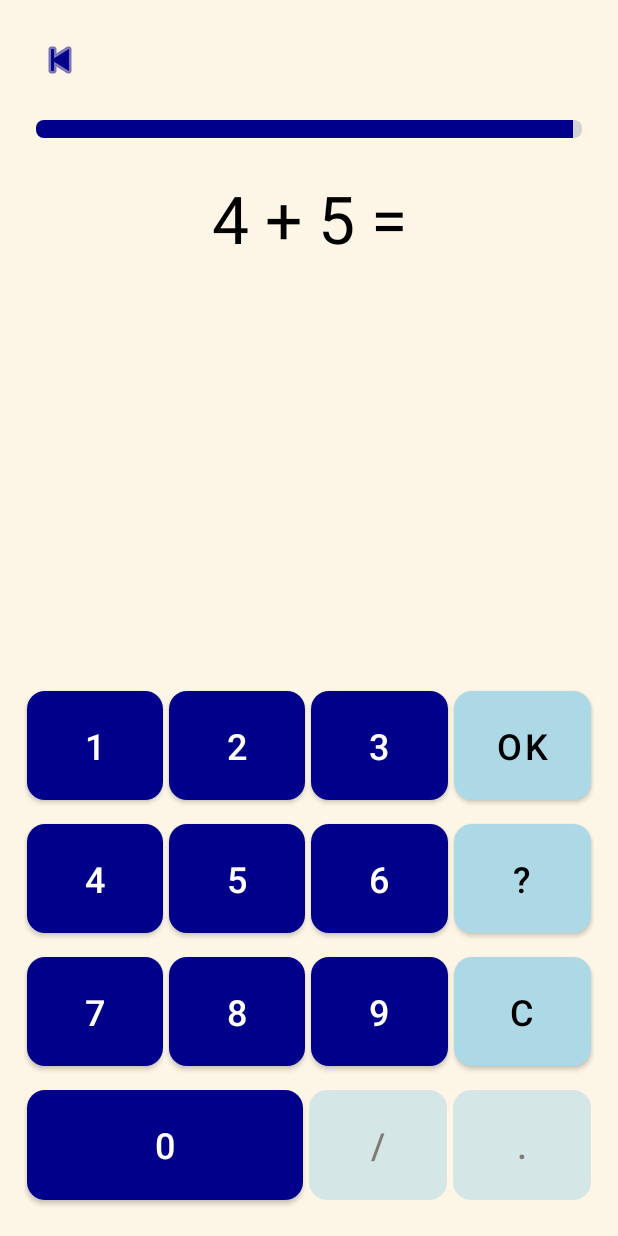
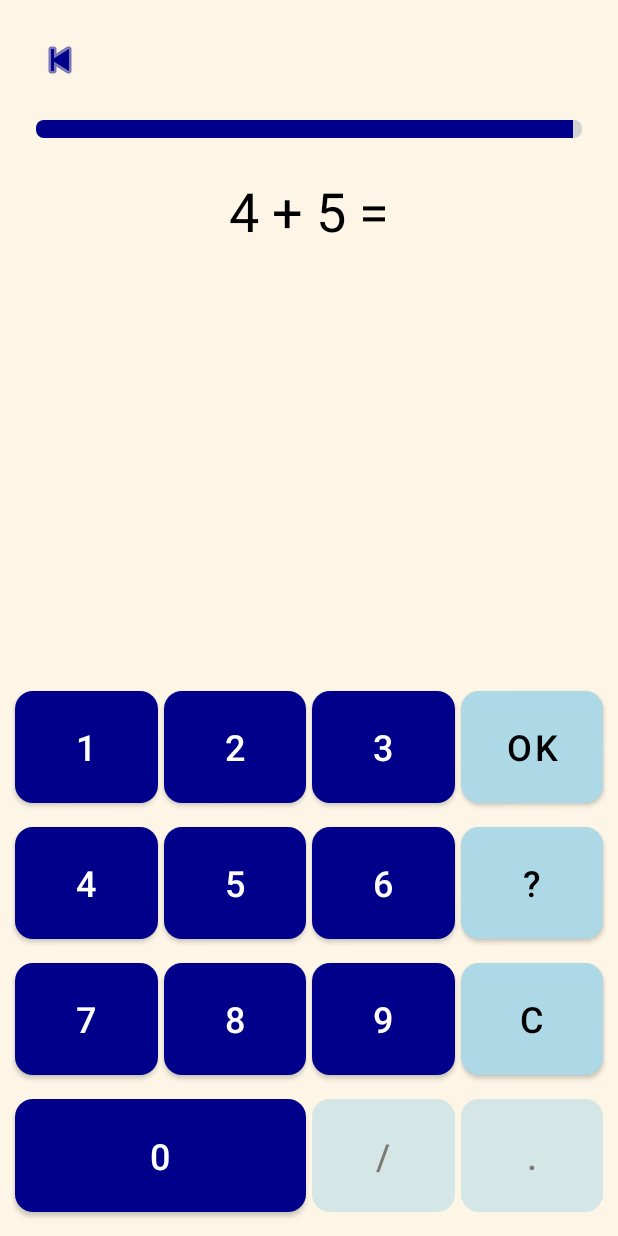
Before and after one commit to Ambrazevich/Think, an Android app: the GameActivity screen opened directly, with no data from a screen before it, on a phone screen of 412 x 824 dp. Run offline under Robolectric (Android 15) with nearby library versions, the phone set to English and light mode, and no system bars.

```diff
--- a/app/src/main/res/layout/activity_game.xml
+++ b/app/src/main/res/layout/activity_game.xml
@@ -6,9 +6,9 @@
     android:layout_height="match_parent"
     android:background="@color/milk_white"
     android:padding="8dp"
-    tools:context="com.devops.numix.GameActivity">
+    tools:context=".GameActivity">
 
-    <!-- Back Button -->
+    <!-- All top elements remain the same -->
     <ImageButton
         android:id="@+id/buttonBackToMenu"
         android:layout_width="48dp"
@@ -20,9 +20,7 @@
         app:layout_constraintStart_toStartOf="parent"
         app:layout_constraintTop_toTopOf="parent"
         android:layout_marginStart="8dp"
-        android:layout_marginTop="8dp" />
-
-    <!-- Time Indicator -->
+        android:layout_marginTop="8dp"/>
     <ProgressBar
         android:id="@+id/progressBarTime"
         style="?android:attr/progressBarStyleHorizontal"
@@ -37,14 +35,12 @@
         android:layout_marginTop="16dp"
         android:layout_marginStart="16dp"
         android:layout_marginEnd="16dp"
-        android:contentDescription="@string/content_desc_time_indicator" />
-
-    <!-- Problem Display Area -->
+        android:contentDescription="@string/content_desc_time_indicator"/>
     <TextView
         android:id="@+id/textViewProblem"
         android:layout_width="wrap_content"
         android:layout_height="wrap_content"
-        android:textSize="44sp"
+        android:textSize="36sp"
         android:textColor="@color/problem_text_color"
         android:gravity="center"
         app:layout_constraintTop_toBottomOf="@id/progressBarTime"
@@ -52,14 +48,12 @@
         app:layout_constraintEnd_toEndOf="parent"
         android:layout_marginTop="24dp"
         tools:text="123 + 456 ="
-        android:contentDescription="@string/content_desc_problem_area" />
-
-    <!-- Hint Display Area -->
+        android:contentDescription="@string/content_desc_problem_area"/>
     <TextView
         android:id="@+id/textViewHint"
         android:layout_width="wrap_content"
         android:layout_height="wrap_content"
-        android:textSize="44sp"
+        android:textSize="36sp"
         android:textColor="@color/hint_text_color"
         android:gravity="center"
         android:visibility="gone"
@@ -68,9 +62,7 @@
         app:layout_constraintEnd_toEndOf="parent"
         android:layout_marginTop="8dp"
         tools:text="579"
-        tools:visibility="visible" />
-
-    <!-- Answer Input Area -->
+        tools:visibility="visible"/>
     <TextView
         android:id="@+id/textViewInput"
         android:layout_width="0dp"
@@ -90,220 +82,196 @@
         android:layout_marginEnd="16dp"
         android:layout_marginBottom="16dp"
         tools:text="123"
-        android:contentDescription="@string/content_desc_input_area" />
+        android:contentDescription="@string/content_desc_input_area"/>
 
-    <!-- Keypad -->
-    <LinearLayout
+
+    <!-- Keypad using GridLayout -->
+    <androidx.gridlayout.widget.GridLayout
         android:id="@+id/keypadGrid"
         android:layout_width="0dp"
         android:layout_height="0dp"
-        android:orientation="vertical"
         app:layout_constraintBottom_toBottomOf="parent"
         app:layout_constraintStart_toStartOf="parent"
         app:layout_constraintEnd_toEndOf="parent"
         app:layout_constraintHeight_percent="0.45"
-        android:paddingStart="8dp"
-        android:paddingEnd="8dp"
-        android:paddingBottom="8dp">
+        app:columnCount="4"
+        app:rowCount="4">
+
+        <!-- BUG FIX: All buttons have style removed, and layout_width/height added -->
+
+        <!-- Row 0 -->
+        <com.google.android.material.button.MaterialButton
+            android:id="@+id/button1"
+            android:text="@string/btn_1"
+            app:cornerRadius="12dp"
+            android:layout_margin="2dp"
+            app:backgroundTint="@color/dark_blue"
+            android:textColor="@color/button_text_color"
+            android:textSize="24sp"
+            android:layout_width="0dp" android:layout_height="0dp"
+            app:layout_columnWeight="1" app:layout_rowWeight="1" app:layout_gravity="fill"
+            app:layout_row="0" app:layout_column="0" />
+        <com.google.android.material.button.MaterialButton
+            android:id="@+id/button2"
+            android:text="@string/btn_2"
+            app:cornerRadius="12dp"
+            android:layout_margin="2dp"
+            app:backgroundTint="@color/dark_blue"
+            android:textColor="@color/button_text_color"
+            android:textSize="24sp"
+            android:layout_width="0dp" android:layout_height="0dp"
+            app:layout_columnWeight="1" app:layout_rowWeight="1" app:layout_gravity="fill"
+            app:layout_row="0" app:layout_column="1" />
+        <com.google.android.material.button.MaterialButton
+            android:id="@+id/button3"
+            android:text="@string/btn_3"
+            app:cornerRadius="12dp"
+            android:layout_margin="2dp"
+            app:backgroundTint="@color/dark_blue"
+            android:textColor="@color/button_text_color"
+            android:textSize="24sp"
+            android:layout_width="0dp" android:layout_height="0dp"
+            app:layout_columnWeight="1" app:layout_rowWeight="1" app:layout_gravity="fill"
+            app:layout_row="0" app:layout_column="2" />
+        <com.google.android.material.button.MaterialButton
+            android:id="@+id/buttonOK"
+            android:text="@string/btn_ok"
+            app:cornerRadius="12dp"
+            android:layout_margin="2dp"
+            app:backgroundTint="@color/light_blue"
+            android:textColor="@color/black"
+            android:textSize="24sp"
+            android:layout_width="0dp" android:layout_height="0dp"
+            app:layout_columnWeight="1" app:layout_rowWeight="1" app:layout_gravity="fill"
+            app:layout_row="0" app:layout_column="3" />
 
         <!-- Row 1 -->
-        <LinearLayout
-            android:layout_width="match_parent"
-            android:layout_height="0dp"
-            android:layout_weight="1"
-            android:orientation="horizontal">
         <com.google.android.material.button.MaterialButton
-                android:id="@+id/button1"
-                android:layout_width="0dp"
-                android:layout_height="match_parent"
-                android:layout_weight="1"
+            android:id="@+id/button4"
+            android:text="@string/btn_4"
+            app:cornerRadius="12dp"
             android:layout_margin="2dp"
-                android:text="@string/btn_1"
+            app:backgroundTint="@color/dark_blue"
+            android:textColor="@color/button_text_color"
             android:textSize="24sp"
+            android:layout_width="0dp" android:layout_height="0dp"
+            app:layout_columnWeight="1" app:layout_rowWeight="1" app:layout_gravity="fill"
+            app:layout_row="1" app:layout_column="0" />
+        <com.google.android.material.button.MaterialButton
+            android:id="@+id/button5"
+            android:text="@string/btn_5"
+            app:cornerRadius="12dp"
+            android:layout_margin="2dp"
+            app:backgroundTint="@color/dark_blue"
             android:textColor="@color/button_text_color"
+            android:textSize="24sp"
+            android:layout_width="0dp" android:layout_height="0dp"
+            app:layout_columnWeight="1" app:layout_rowWeight="1" app:layout_gravity="fill"
+            app:layout_row="1" app:layout_column="1" />
+        <com.google.android.material.button.MaterialButton
+            android:id="@+id/button6"
+            android:text="@string/btn_6"
+            app:cornerRadius="12dp"
+            android:layout_margin="2dp"
             app:backgroundTint="@color/dark_blue"
-                app:cornerRadius="12dp" />
+            android:textColor="@color/button_text_color"
+            android:textSize="24sp"
+            android:layout_width="0dp" android:layout_height="0dp"
+            app:layout_columnWeight="1" app:layout_rowWeight="1" app:layout_gravity="fill"
+            app:layout_row="1" app:layout_column="2" />
         <com.google.android.material.button.MaterialButton
-                android:id="@+id/button2"
-                android:layout_width="0dp"
-                android:layout_height="match_parent"
-                android:layout_weight="1"
+            android:id="@+id/buttonHint"
+            android:text="@string/btn_hint"
+            app:cornerRadius="12dp"
             android:layout_margin="2dp"
-                android:text="@string/btn_2"
+            app:backgroundTint="@color/light_blue"
+            android:textColor="@color/black"
             android:textSize="24sp"
-                android:textColor="@color/button_text_color"
-                app:backgroundTint="@color/dark_blue"
-                app:cornerRadius="12dp" />
-            <com.google.android.material.button.MaterialButton
-                android:id="@+id/button3"
-                android:layout_width="0dp"
-                android:layout_height="match_parent"
-                android:layout_weight="1"
-                android:layout_margin="2dp"
-                android:text="@string/btn_3"
-                android:textSize="24sp"
-                android:textColor="@color/button_text_color"
-                app:backgroundTint="@color/dark_blue"
-                app:cornerRadius="12dp" />
-            <com.google.android.material.button.MaterialButton
-                android:id="@+id/buttonOK"
-                android:layout_width="0dp"
-                android:layout_height="match_parent"
-                android:layout_weight="1"
-                android:layout_margin="2dp"
-                android:text="@string/btn_ok"
-                android:textSize="24sp"
-                android:textColor="@color/black"
-                app:backgroundTint="@color/light_blue"
-                app:cornerRadius="12dp" />
-        </LinearLayout>
+            android:layout_width="0dp" android:layout_height="0dp"
+            app:layout_columnWeight="1" app:layout_rowWeight="1" app:layout_gravity="fill"
+            app:layout_row="1" app:layout_column="3" />
 
         <!-- Row 2 -->
-        <LinearLayout
-            android:layout_width="match_parent"
-            android:layout_height="0dp"
-            android:layout_weight="1"
-            android:orientation="horizontal">
         <com.google.android.material.button.MaterialButton
-                android:id="@+id/button4"
-                android:layout_width="0dp"
-                android:layout_height="match_parent"
-                android:layout_weight="1"
+            android:id="@+id/button7"
+            android:text="@string/btn_7"
+            app:cornerRadius="12dp"
             android:layout_margin="2dp"
-                android:text="@string/btn_4"
+            app:backgroundTint="@color/dark_blue"
+            android:textColor="@color/button_text_color"
             android:textSize="24sp"
+            android:layout_width="0dp" android:layout_height="0dp"
+            app:layout_columnWeight="1" app:layout_rowWeight="1" app:layout_gravity="fill"
+            app:layout_row="2" app:layout_column="0" />
+        <com.google.android.material.button.MaterialButton
+            android:id="@+id/button8"
+            android:text="@string/btn_8"
+            app:cornerRadius="12dp"
+            android:layout_margin="2dp"
+            app:backgroundTint="@color/dark_blue"
             android:textColor="@color/button_text_color"
+            android:textSize="24sp"
+            android:layout_width="0dp" android:layout_height="0dp"
+            app:layout_columnWeight="1" app:layout_rowWeight="1" app:layout_gravity="fill"
+            app:layout_row="2" app:layout_column="1" />
+        <com.google.android.material.button.MaterialButton
+            android:id="@+id/button9"
+            android:text="@string/btn_9"
+            app:cornerRadius="12dp"
+            android:layout_margin="2dp"
             app:backgroundTint="@color/dark_blue"
-                app:cornerRadius="12dp" />
+            android:textColor="@color/button_text_color"
+            android:textSize="24sp"
+            android:layout_width="0dp" android:layout_height="0dp"
+            app:layout_columnWeight="1" app:layout_rowWeight="1" app:layout_gravity="fill"
+            app:layout_row="2" app:layout_column="2" />
         <com.google.android.material.button.MaterialButton
-                android:id="@+id/button5"
-                android:layout_width="0dp"
-                android:layout_height="match_parent"
-                android:layout_weight="1"
+            android:id="@+id/buttonClear"
+            android:text="@string/btn_clear"
+            app:cornerRadius="12dp"
             android:layout_margin="2dp"
-                android:text="@string/btn_5"
+            app:backgroundTint="@color/light_blue"
+            android:textColor="@color/black"
             android:textSize="24sp"
-                android:textColor="@color/button_text_color"
-                app:backgroundTint="@color/dark_blue"
-                app:cornerRadius="12dp" />
-            <com.google.android.material.button.MaterialButton
-                android:id="@+id/button6"
-                android:layout_width="0dp"
-                android:layout_height="match_parent"
-                android:layout_weight="1"
-                android:layout_margin="2dp"
-                android:text="@string/btn_6"
-                android:textSize="24sp"
-                android:textColor="@color/button_text_color"
-                app:backgroundTint="@color/dark_blue"
-                app:cornerRadius="12dp" />
-            <com.google.android.material.button.MaterialButton
-                android:id="@+id/buttonHint"
-                android:layout_width="0dp"
-                android:layout_height="match_parent"
-                android:layout_weight="1"
-                android:layout_margin="2dp"
-                android:text="@string/btn_hint"
-                android:textSize="24sp"
-                android:textColor="@color/black"
-                app:backgroundTint="@color/light_blue"
-                app:cornerRadius="12dp" />
-        </LinearLayout>
+            android:layout_width="0dp" android:layout_height="0dp"
+            app:layout_columnWeight="1" app:layout_rowWeight="1" app:layout_gravity="fill"
+            app:layout_row="2" app:layout_column="3" />
 
         <!-- Row 3 -->
-        <LinearLayout
-            android:layout_width="match_parent"
-            android:layout_height="0dp"
-            android:layout_weight="1"
-            android:orientation="horizontal">
-            <com.google.android.material.button.MaterialButton
-                android:id="@+id/button7"
-                android:layout_width="0dp"
-                android:layout_height="match_parent"
-                android:layout_weight="1"
-                android:layout_margin="2dp"
-                android:text="@string/btn_7"
-                android:textSize="24sp"
-                android:textColor="@color/button_text_color"
-                app:backgroundTint="@color/dark_blue"
-                app:cornerRadius="12dp" />
-            <com.google.android.material.button.MaterialButton
-                android:id="@+id/button8"
-                android:layout_width="0dp"
-                android:layout_height="match_parent"
-                android:layout_weight="1"
-                android:layout_margin="2dp"
-                android:text="@string/btn_8"
-                android:textSize="24sp"
-                android:textColor="@color/button_text_color"
-                app:backgroundTint="@color/dark_blue"
-                app:cornerRadius="12dp" />
-            <com.google.android.material.button.MaterialButton
-                android:id="@+id/button9"
-                android:layout_width="0dp"
-                android:layout_height="match_parent"
-                android:layout_weight="1"
-                android:layout_margin="2dp"
-                android:text="@string/btn_9"
-                android:textSize="24sp"
-                android:textColor="@color/button_text_color"
-                app:backgroundTint="@color/dark_blue"
-                app:cornerRadius="12dp" />
-            <com.google.android.material.button.MaterialButton
-                android:id="@+id/buttonClear"
-                android:layout_width="0dp"
-                android:layout_height="match_parent"
-                android:layout_weight="1"
-                android:layout_margin="2dp"
-                android:text="@string/btn_clear"
-                android:textSize="24sp"
-                android:textColor="@color/black"
-                app:backgroundTint="@color/light_blue"
-                app:cornerRadius="12dp" />
-        </LinearLayout>
-
-        <!-- Row 4 -->
-        <LinearLayout
-            android:layout_width="match_parent"
-            android:layout_height="0dp"
-            android:layout_weight="1"
-            android:orientation="horizontal">
-            <!-- Double width -->
         <com.google.android.material.button.MaterialButton
             android:id="@+id/button0"
-                android:layout_width="0dp"
-                android:layout_height="match_parent"
-                android:layout_weight="2"
+            android:text="@string/btn_0"
+            app:cornerRadius="12dp"
             android:layout_margin="2dp"
-                android:text="@string/btn_0"
+            app:backgroundTint="@color/dark_blue"
+            android:textColor="@color/button_text_color"
             android:textSize="24sp"
-                android:textColor="@color/button_text_color"
-                app:backgroundTint="@color/dark_blue"
-                app:cornerRadius="12dp" />
+            android:layout_width="0dp" android:layout_height="0dp"
+            app:layout_columnSpan="2" app:layout_columnWeight="2" app:layout_rowWeight="1"
+            app:layout_gravity="fill" app:layout_row="3" app:layout_column="0" />
         <com.google.android.material.button.MaterialButton
             android:id="@+id/buttonSlash"
-                android:layout_width="0dp"
-                android:layout_height="match_parent"
-                android:layout_weight="1"
+            android:text="@string/btn_fraction_slash"
+            app:cornerRadius="12dp"
             android:layout_margin="2dp"
-                android:text="@string/btn_fraction_slash"
+            app:backgroundTint="@color/light_blue"
+            android:textColor="@color/black"
             android:textSize="24sp"
-                android:textColor="@color/black"
-                app:backgroundTint="@color/light_blue"
-                app:cornerRadius="12dp" />
+            android:layout_width="0dp" android:layout_height="0dp"
+            app:layout_columnWeight="1" app:layout_rowWeight="1" app:layout_gravity="fill"
+            app:layout_row="3" app:layout_column="2" />
         <com.google.android.material.button.MaterialButton
             android:id="@+id/buttonDot"
-                android:layout_width="0dp"
-                android:layout_height="match_parent"
-                android:layout_weight="1"
+            android:text="@string/btn_decimal_point"
+            app:cornerRadius="12dp"
             android:layout_margin="2dp"
-                android:text="@string/btn_decimal_point"
+            app:backgroundTint="@color/light_blue"
+            android:textColor="@color/black"
             android:textSize="24sp"
-                android:textColor="@color/black"
-                app:backgroundTint="@color/light_blue"
-                app:cornerRadius="12dp" />
-        </LinearLayout>
+            android:layout_width="0dp" android:layout_height="0dp"
+            app:layout_columnWeight="1" app:layout_rowWeight="1" app:layout_gravity="fill"
+            app:layout_row="3" app:layout_column="3" />
 
-    </LinearLayout>
+    </androidx.gridlayout.widget.GridLayout>
 
 </androidx.constraintlayout.widget.ConstraintLayout>
--- a/app/src/main/res/layout/activity_results.xml
+++ b/app/src/main/res/layout/activity_results.xml
@@ -35,6 +35,7 @@
         android:layout_centerInParent="true"
         android:visibility="gone"/>
 
+    <!-- FIX: The style attribute now correctly points to a style defined in themes.xml -->
     <Button
         android:id="@+id/buttonCleanResults"
         style="@style/NumixButton"
--- a/app/src/main/res/values/Strings.xml
+++ b/app/src/main/res/values/Strings.xml
@@ -15,7 +15,6 @@
     <string name="multiplication">Multiplication</string>
     <string name="division">Division</string>
     <string name="power">Power</string>
-    <!-- FIX: Adding the missing string resources -->
     <string name="square_root">Square Root</string>
     <string name="common_fractions">Common Fractions</string>
     <string name="decimal_fractions">Decimal Fractions</string>
@@ -40,9 +39,10 @@
     </string-array>
 
     <!-- Game Screen -->
+    <!-- FIX: Re-adding the missing string resource -->
     <string name="back_button_desc">Back to Main Menu</string>
     <string name="btn_ok">OK</string>
-    <string name="btn_hint">\?</string> <!-- Escaped question mark -->
+    <string name="btn_hint">\?</string>
     <string name="btn_clear">C</string>
     <string name="btn_fraction_slash">/</string>
     <string name="btn_decimal_point">.</string>
@@ -63,8 +63,8 @@
 
     <!-- Results Screen -->
     <string name="results_title">Game Results</string>
-    <string name="results_format">Correct: %1$d / Incorrect: %2$d</string>
-    <string name="results_date_format">Date: %1$s</string>
+    <string name="results_format">%1$d/%2$d</string>
+    <string name="results_date_format">%1$s</string>
     <string name="no_results">No results yet. Play a game!</string>
     <string name="clean_results">CLEAN</string>
     <string name="confirm_clear_results_title">Confirm Clear</string>
```
Also changed, not shown: app/build.gradle (+3 -4 lines), app/src/main/java/com/devops/numix/GameActivity.java (+13 -9 lines), app/src/main/java/com/devops/numix/adapters/ResultsAdapter.java (+13 -11 lines), app/src/main/res/layout/list_item_result.xml (+20 -15 lines), app/src/main/res/values/Themes.xml (+25 -38 lines), 306 other files. Lines whose indentation alone changed are shown as unchanged.
